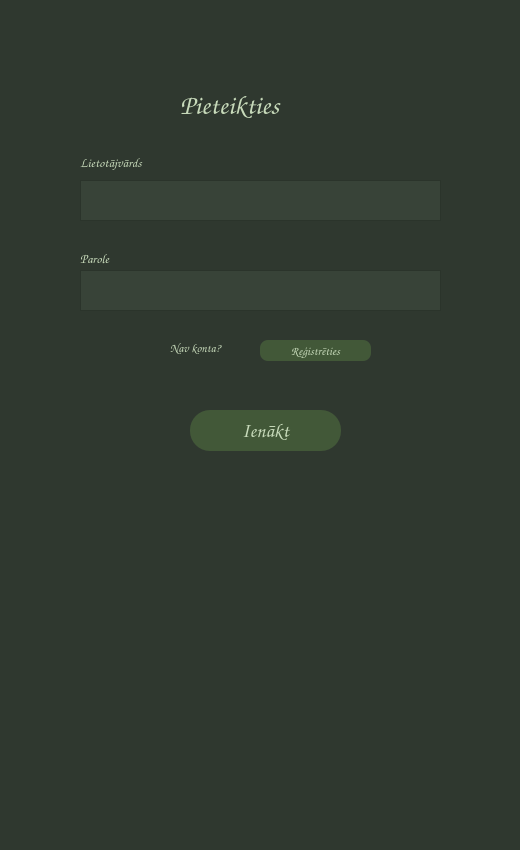
This is login.ui in tebuu24/Senu-kolekcionars-2025 as Qt 5 draws it before an edit. The edited form follows.
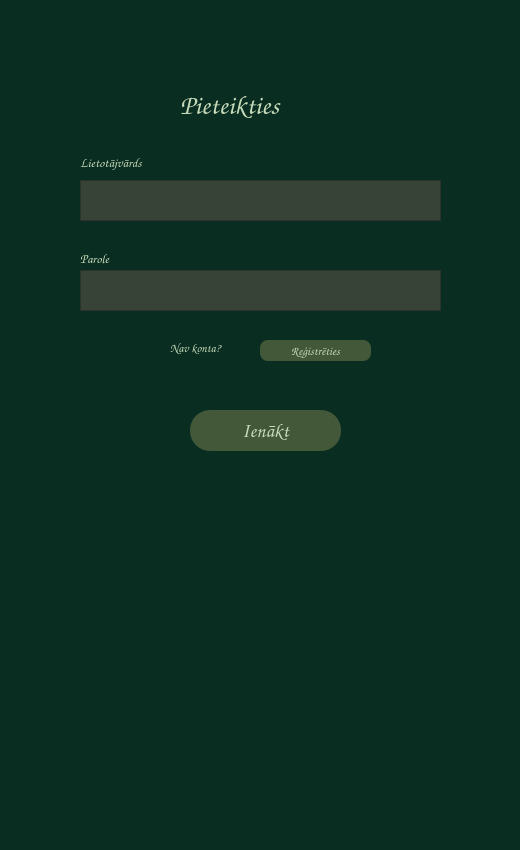
This is the edited form.

Commit message: ui update esošajiem

```diff
--- a/login.ui
+++ b/login.ui
@@ -28,6 +28,205 @@
     <height>850</height>
    </size>
   </property>
+  <property name="palette">
+   <palette>
+    <active>
+     <colorrole role="Button">
+      <brush brushstyle="SolidPattern">
+       <color alpha="255">
+        <red>9</red>
+        <green>46</green>
+        <blue>33</blue>
+       </color>
+      </brush>
+     </colorrole>
+     <colorrole role="Base">
+      <brush brushstyle="SolidPattern">
+       <color alpha="255">
+        <red>9</red>
+        <green>46</green>
+        <blue>33</blue>
+       </color>
+      </brush>
+     </colorrole>
+     <colorrole role="Window">
+      <brush brushstyle="SolidPattern">
+       <color alpha="255">
+        <red>9</red>
+        <green>46</green>
+        <blue>33</blue>
+       </color>
+      </brush>
+     </colorrole>
+     <colorrole role="Shadow">
+      <brush brushstyle="SolidPattern">
+       <color alpha="255">
+        <red>56</red>
+        <green>67</green>
+        <blue>56</blue>
+       </color>
+      </brush>
+     </colorrole>
+     <colorrole role="Highlight">
+      <brush brushstyle="SolidPattern">
+       <color alpha="255">
+        <red>135</red>
+        <green>188</green>
+        <blue>116</blue>
+       </color>
+      </brush>
+     </colorrole>
+     <colorrole role="Link">
+      <brush brushstyle="SolidPattern">
+       <color alpha="255">
+        <red>135</red>
+        <green>188</green>
+        <blue>116</blue>
+       </color>
+      </brush>
+     </colorrole>
+     <colorrole role="LinkVisited">
+      <brush brushstyle="SolidPattern">
+       <color alpha="255">
+        <red>199</red>
+        <green>218</green>
+        <blue>186</blue>
+       </color>
+      </brush>
+     </colorrole>
+    </active>
+    <inactive>
+     <colorrole role="Button">
+      <brush brushstyle="SolidPattern">
+       <color alpha="255">
+        <red>9</red>
+        <green>46</green>
+        <blue>33</blue>
+       </color>
+      </brush>
+     </colorrole>
+     <colorrole role="Base">
+      <brush brushstyle="SolidPattern">
+       <color alpha="255">
+        <red>9</red>
+        <green>46</green>
+        <blue>33</blue>
+       </color>
+      </brush>
+     </colorrole>
+     <colorrole role="Window">
+      <brush brushstyle="SolidPattern">
+       <color alpha="255">
+        <red>9</red>
+        <green>46</green>
+        <blue>33</blue>
+       </color>
+      </brush>
+     </colorrole>
+     <colorrole role="Shadow">
+      <brush brushstyle="SolidPattern">
+       <color alpha="255">
+        <red>56</red>
+        <green>67</green>
+        <blue>56</blue>
+       </color>
+      </brush>
+     </colorrole>
+     <colorrole role="Highlight">
+      <brush brushstyle="SolidPattern">
+       <color alpha="255">
+        <red>135</red>
+        <green>188</green>
+        <blue>116</blue>
+       </color>
+      </brush>
+     </colorrole>
+     <colorrole role="Link">
+      <brush brushstyle="SolidPattern">
+       <color alpha="255">
+        <red>135</red>
+        <green>188</green>
+        <blue>116</blue>
+       </color>
+      </brush>
+     </colorrole>
+     <colorrole role="LinkVisited">
+      <brush brushstyle="SolidPattern">
+       <color alpha="255">
+        <red>199</red>
+        <green>218</green>
+        <blue>186</blue>
+       </color>
+      </brush>
+     </colorrole>
+    </inactive>
+    <disabled>
+     <colorrole role="Button">
+      <brush brushstyle="SolidPattern">
+       <color alpha="255">
+        <red>9</red>
+        <green>46</green>
+        <blue>33</blue>
+       </color>
+      </brush>
+     </colorrole>
+     <colorrole role="Base">
+      <brush brushstyle="SolidPattern">
+       <color alpha="255">
+        <red>9</red>
+        <green>46</green>
+        <blue>33</blue>
+       </color>
+      </brush>
+     </colorrole>
+     <colorrole role="Window">
+      <brush brushstyle="SolidPattern">
+       <color alpha="255">
+        <red>9</red>
+        <green>46</green>
+        <blue>33</blue>
+       </color>
+      </brush>
+     </colorrole>
+     <colorrole role="Shadow">
+      <brush brushstyle="SolidPattern">
+       <color alpha="255">
+        <red>56</red>
+        <green>67</green>
+        <blue>56</blue>
+       </color>
+      </brush>
+     </colorrole>
+     <colorrole role="Highlight">
+      <brush brushstyle="SolidPattern">
+       <color alpha="255">
+        <red>0</red>
+        <green>120</green>
+        <blue>215</blue>
+       </color>
+      </brush>
+     </colorrole>
+     <colorrole role="Link">
+      <brush brushstyle="SolidPattern">
+       <color alpha="255">
+        <red>135</red>
+        <green>188</green>
+        <blue>116</blue>
+       </color>
+      </brush>
+     </colorrole>
+     <colorrole role="LinkVisited">
+      <brush brushstyle="SolidPattern">
+       <color alpha="255">
+        <red>199</red>
+        <green>218</green>
+        <blue>186</blue>
+       </color>
+      </brush>
+     </colorrole>
+    </disabled>
+   </palette>
+  </property>
   <property name="font">
    <font>
     <family>Comic Sans MS</family>
@@ -40,7 +239,7 @@
    <string>Pieteikties</string>
   </property>
   <property name="styleSheet">
-   <string notr="true">background-color: rgb(47, 56, 47);</string>
+   <string notr="true">background-color: rgb(9, 46, 33);</string>
   </property>
   <widget class="QPlainTextEdit" name="usernamefield">
    <property name="geometry">
@@ -560,9 +759,9 @@
       <colorrole role="Button">
        <brush brushstyle="SolidPattern">
         <color alpha="255">
-         <red>47</red>
-         <green>56</green>
-         <blue>47</blue>
+         <red>9</red>
+         <green>46</green>
+         <blue>33</blue>
         </color>
        </brush>
       </colorrole>
@@ -578,18 +777,18 @@
       <colorrole role="Base">
        <brush brushstyle="SolidPattern">
         <color alpha="255">
-         <red>47</red>
-         <green>56</green>
-         <blue>47</blue>
+         <red>9</red>
+         <green>46</green>
+         <blue>33</blue>
         </color>
        </brush>
       </colorrole>
       <colorrole role="Window">
        <brush brushstyle="SolidPattern">
         <color alpha="255">
-         <red>47</red>
-         <green>56</green>
-         <blue>47</blue>
+         <red>9</red>
+         <green>46</green>
+         <blue>33</blue>
         </color>
        </brush>
       </colorrole>
@@ -607,9 +806,9 @@
       <colorrole role="Button">
        <brush brushstyle="SolidPattern">
         <color alpha="255">
-         <red>47</red>
-         <green>56</green>
-         <blue>47</blue>
+         <red>9</red>
+         <green>46</green>
+         <blue>33</blue>
         </color>
        </brush>
       </colorrole>
@@ -625,18 +824,18 @@
       <colorrole role="Base">
        <brush brushstyle="SolidPattern">
         <color alpha="255">
-         <red>47</red>
-         <green>56</green>
-         <blue>47</blue>
+         <red>9</red>
+         <green>46</green>
+         <blue>33</blue>
         </color>
        </brush>
       </colorrole>
       <colorrole role="Window">
        <brush brushstyle="SolidPattern">
         <color alpha="255">
-         <red>47</red>
-         <green>56</green>
-         <blue>47</blue>
+         <red>9</red>
+         <green>46</green>
+         <blue>33</blue>
         </color>
        </brush>
       </colorrole>
@@ -654,9 +853,9 @@
       <colorrole role="Button">
        <brush brushstyle="SolidPattern">
         <color alpha="255">
-         <red>47</red>
-         <green>56</green>
-         <blue>47</blue>
+         <red>9</red>
+         <green>46</green>
+         <blue>33</blue>
         </color>
        </brush>
       </colorrole>
@@ -672,18 +871,18 @@
       <colorrole role="Base">
        <brush brushstyle="SolidPattern">
         <color alpha="255">
-         <red>47</red>
-         <green>56</green>
-         <blue>47</blue>
+         <red>9</red>
+         <green>46</green>
+         <blue>33</blue>
         </color>
        </brush>
       </colorrole>
       <colorrole role="Window">
        <brush brushstyle="SolidPattern">
         <color alpha="255">
-         <red>47</red>
-         <green>56</green>
-         <blue>47</blue>
+         <red>9</red>
+         <green>46</green>
+         <blue>33</blue>
         </color>
        </brush>
       </colorrole>
@@ -749,27 +948,27 @@
       <colorrole role="Button">
        <brush brushstyle="SolidPattern">
         <color alpha="255">
-         <red>47</red>
-         <green>56</green>
-         <blue>47</blue>
+         <red>9</red>
+         <green>46</green>
+         <blue>33</blue>
         </color>
        </brush>
       </colorrole>
       <colorrole role="Base">
        <brush brushstyle="SolidPattern">
         <color alpha="255">
-         <red>47</red>
-         <green>56</green>
-         <blue>47</blue>
+         <red>9</red>
+         <green>46</green>
+         <blue>33</blue>
         </color>
        </brush>
       </colorrole>
       <colorrole role="Window">
        <brush brushstyle="SolidPattern">
         <color alpha="255">
-         <red>47</red>
-         <green>56</green>
-         <blue>47</blue>
+         <red>9</red>
+         <green>46</green>
+         <blue>33</blue>
         </color>
        </brush>
       </colorrole>
@@ -787,27 +986,27 @@
       <colorrole role="Button">
        <brush brushstyle="SolidPattern">
         <color alpha="255">
-         <red>47</red>
-         <green>56</green>
-         <blue>47</blue>
+         <red>9</red>
+         <green>46</green>
+         <blue>33</blue>
         </color>
        </brush>
       </colorrole>
       <colorrole role="Base">
        <brush brushstyle="SolidPattern">
         <color alpha="255">
-         <red>47</red>
-         <green>56</green>
-         <blue>47</blue>
+         <red>9</red>
+         <green>46</green>
+         <blue>33</blue>
         </color>
        </brush>
       </colorrole>
       <colorrole role="Window">
        <brush brushstyle="SolidPattern">
         <color alpha="255">
-         <red>47</red>
-         <green>56</green>
-         <blue>47</blue>
+         <red>9</red>
+         <green>46</green>
+         <blue>33</blue>
         </color>
        </brush>
       </colorrole>
@@ -825,27 +1024,27 @@
       <colorrole role="Button">
        <brush brushstyle="SolidPattern">
         <color alpha="255">
-         <red>47</red>
-         <green>56</green>
-         <blue>47</blue>
+         <red>9</red>
+         <green>46</green>
+         <blue>33</blue>
         </color>
        </brush>
       </colorrole>
       <colorrole role="Base">
        <brush brushstyle="SolidPattern">
         <color alpha="255">
-         <red>47</red>
-         <green>56</green>
-         <blue>47</blue>
+         <red>9</red>
+         <green>46</green>
+         <blue>33</blue>
         </color>
        </brush>
       </colorrole>
       <colorrole role="Window">
        <brush brushstyle="SolidPattern">
         <color alpha="255">
-         <red>47</red>
-         <green>56</green>
-         <blue>47</blue>
+         <red>9</red>
+         <green>46</green>
+         <blue>33</blue>
         </color>
        </brush>
       </colorrole>
@@ -899,9 +1098,9 @@
       <colorrole role="Button">
        <brush brushstyle="SolidPattern">
         <color alpha="255">
-         <red>47</red>
-         <green>56</green>
-         <blue>47</blue>
+         <red>9</red>
+         <green>46</green>
+         <blue>33</blue>
         </color>
        </brush>
       </colorrole>
@@ -917,18 +1116,18 @@
       <colorrole role="Base">
        <brush brushstyle="SolidPattern">
         <color alpha="255">
-         <red>47</red>
-         <green>56</green>
-         <blue>47</blue>
+         <red>9</red>
+         <green>46</green>
+         <blue>33</blue>
         </color>
        </brush>
       </colorrole>
       <colorrole role="Window">
        <brush brushstyle="SolidPattern">
         <color alpha="255">
-         <red>47</red>
-         <green>56</green>
-         <blue>47</blue>
+         <red>9</red>
+         <green>46</green>
+         <blue>33</blue>
         </color>
        </brush>
       </colorrole>
@@ -946,9 +1145,9 @@
       <colorrole role="Button">
        <brush brushstyle="SolidPattern">
         <color alpha="255">
-         <red>47</red>
-         <green>56</green>
-         <blue>47</blue>
+         <red>9</red>
+         <green>46</green>
+         <blue>33</blue>
         </color>
        </brush>
       </colorrole>
@@ -964,18 +1163,18 @@
       <colorrole role="Base">
        <brush brushstyle="SolidPattern">
         <color alpha="255">
-         <red>47</red>
-         <green>56</green>
-         <blue>47</blue>
+         <red>9</red>
+         <green>46</green>
+         <blue>33</blue>
         </color>
        </brush>
       </colorrole>
       <colorrole role="Window">
        <brush brushstyle="SolidPattern">
         <color alpha="255">
-         <red>47</red>
-         <green>56</green>
-         <blue>47</blue>
+         <red>9</red>
+         <green>46</green>
+         <blue>33</blue>
         </color>
        </brush>
       </colorrole>
@@ -993,9 +1192,9 @@
       <colorrole role="Button">
        <brush brushstyle="SolidPattern">
         <color alpha="255">
-         <red>47</red>
-         <green>56</green>
-         <blue>47</blue>
+         <red>9</red>
+         <green>46</green>
+         <blue>33</blue>
         </color>
        </brush>
       </colorrole>
@@ -1011,18 +1210,18 @@
       <colorrole role="Base">
        <brush brushstyle="SolidPattern">
         <color alpha="255">
-         <red>47</red>
-         <green>56</green>
-         <blue>47</blue>
+         <red>9</red>
+         <green>46</green>
+         <blue>33</blue>
         </color>
        </brush>
       </colorrole>
       <colorrole role="Window">
        <brush brushstyle="SolidPattern">
         <color alpha="255">
-         <red>47</red>
-         <green>56</green>
-         <blue>47</blue>
+         <red>9</red>
+         <green>46</green>
+         <blue>33</blue>
         </color>
        </brush>
       </colorrole>
@@ -1327,9 +1526,9 @@
       <colorrole role="Button">
        <brush brushstyle="SolidPattern">
         <color alpha="255">
-         <red>47</red>
-         <green>56</green>
-         <blue>47</blue>
+         <red>9</red>
+         <green>46</green>
+         <blue>33</blue>
         </color>
        </brush>
       </colorrole>
@@ -1345,18 +1544,18 @@
       <colorrole role="Base">
        <brush brushstyle="SolidPattern">
         <color alpha="255">
-         <red>47</red>
-         <green>56</green>
-         <blue>47</blue>
+         <red>9</red>
+         <green>46</green>
+         <blue>33</blue>
         </color>
        </brush>
       </colorrole>
       <colorrole role="Window">
        <brush brushstyle="SolidPattern">
         <color alpha="255">
-         <red>47</red>
-         <green>56</green>
-         <blue>47</blue>
+         <red>9</red>
+         <green>46</green>
+         <blue>33</blue>
         </color>
        </brush>
       </colorrole>
@@ -1374,9 +1573,9 @@
       <colorrole role="Button">
        <brush brushstyle="SolidPattern">
         <color alpha="255">
-         <red>47</red>
-         <green>56</green>
-         <blue>47</blue>
+         <red>9</red>
+         <green>46</green>
+         <blue>33</blue>
         </color>
        </brush>
       </colorrole>
@@ -1392,18 +1591,18 @@
       <colorrole role="Base">
        <brush brushstyle="SolidPattern">
         <color alpha="255">
-         <red>47</red>
-         <green>56</green>
-         <blue>47</blue>
+         <red>9</red>
+         <green>46</green>
+         <blue>33</blue>
         </color>
        </brush>
       </colorrole>
       <colorrole role="Window">
        <brush brushstyle="SolidPattern">
         <color alpha="255">
-         <red>47</red>
-         <green>56</green>
-         <blue>47</blue>
+         <red>9</red>
+         <green>46</green>
+         <blue>33</blue>
         </color>
        </brush>
       </colorrole>
@@ -1421,9 +1620,9 @@
       <colorrole role="Button">
        <brush brushstyle="SolidPattern">
         <color alpha="255">
-         <red>47</red>
-         <green>56</green>
-         <blue>47</blue>
+         <red>9</red>
+         <green>46</green>
+         <blue>33</blue>
         </color>
        </brush>
       </colorrole>
@@ -1439,18 +1638,18 @@
       <colorrole role="Base">
        <brush brushstyle="SolidPattern">
         <color alpha="255">
-         <red>47</red>
-         <green>56</green>
-         <blue>47</blue>
+         <red>9</red>
+         <green>46</green>
+         <blue>33</blue>
         </color>
        </brush>
       </colorrole>
       <colorrole role="Window">
        <brush brushstyle="SolidPattern">
         <color alpha="255">
-         <red>47</red>
-         <green>56</green>
-         <blue>47</blue>
+         <red>9</red>
+         <green>46</green>
+         <blue>33</blue>
         </color>
        </brush>
       </colorrole>
@@ -2008,27 +2207,27 @@
       <colorrole role="Button">
        <brush brushstyle="SolidPattern">
         <color alpha="255">
-         <red>47</red>
-         <green>56</green>
-         <blue>47</blue>
+         <red>9</red>
+         <green>46</green>
+         <blue>33</blue>
         </color>
        </brush>
       </colorrole>
       <colorrole role="Base">
        <brush brushstyle="SolidPattern">
         <color alpha="255">
-         <red>47</red>
-         <green>56</green>
-         <blue>47</blue>
+         <red>9</red>
+         <green>46</green>
+         <blue>33</blue>
         </color>
        </brush>
       </colorrole>
       <colorrole role="Window">
        <brush brushstyle="SolidPattern">
         <color alpha="255">
-         <red>47</red>
-         <green>56</green>
-         <blue>47</blue>
+         <red>9</red>
+         <green>46</green>
+         <blue>33</blue>
         </color>
        </brush>
       </colorrole>
@@ -2046,27 +2245,27 @@
       <colorrole role="Button">
        <brush brushstyle="SolidPattern">
         <color alpha="255">
-         <red>47</red>
-         <green>56</green>
-         <blue>47</blue>
+         <red>9</red>
+         <green>46</green>
+         <blue>33</blue>
         </color>
        </brush>
       </colorrole>
       <colorrole role="Base">
        <brush brushstyle="SolidPattern">
         <color alpha="255">
-         <red>47</red>
-         <green>56</green>
-         <blue>47</blue>
+         <red>9</red>
+         <green>46</green>
+         <blue>33</blue>
         </color>
        </brush>
       </colorrole>
       <colorrole role="Window">
        <brush brushstyle="SolidPattern">
         <color alpha="255">
-         <red>47</red>
-         <green>56</green>
-         <blue>47</blue>
+         <red>9</red>
+         <green>46</green>
+         <blue>33</blue>
         </color>
        </brush>
       </colorrole>
@@ -2084,27 +2283,27 @@
       <colorrole role="Button">
        <brush brushstyle="SolidPattern">
         <color alpha="255">
-         <red>47</red>
-         <green>56</green>
-         <blue>47</blue>
+         <red>9</red>
+         <green>46</green>
+         <blue>33</blue>
         </color>
        </brush>
       </colorrole>
       <colorrole role="Base">
        <brush brushstyle="SolidPattern">
         <color alpha="255">
-         <red>47</red>
-         <green>56</green>
-         <blue>47</blue>
+         <red>9</red>
+         <green>46</green>
+         <blue>33</blue>
         </color>
        </brush>
       </colorrole>
       <colorrole role="Window">
        <brush brushstyle="SolidPattern">
         <color alpha="255">
-         <red>47</red>
-         <green>56</green>
-         <blue>47</blue>
+         <red>9</red>
+         <green>46</green>
+         <blue>33</blue>
         </color>
        </brush>
       </colorrole>
```
Left out of the diff: 8 changed lines with no effect on the pictures. The commit also changes 6 other files.
